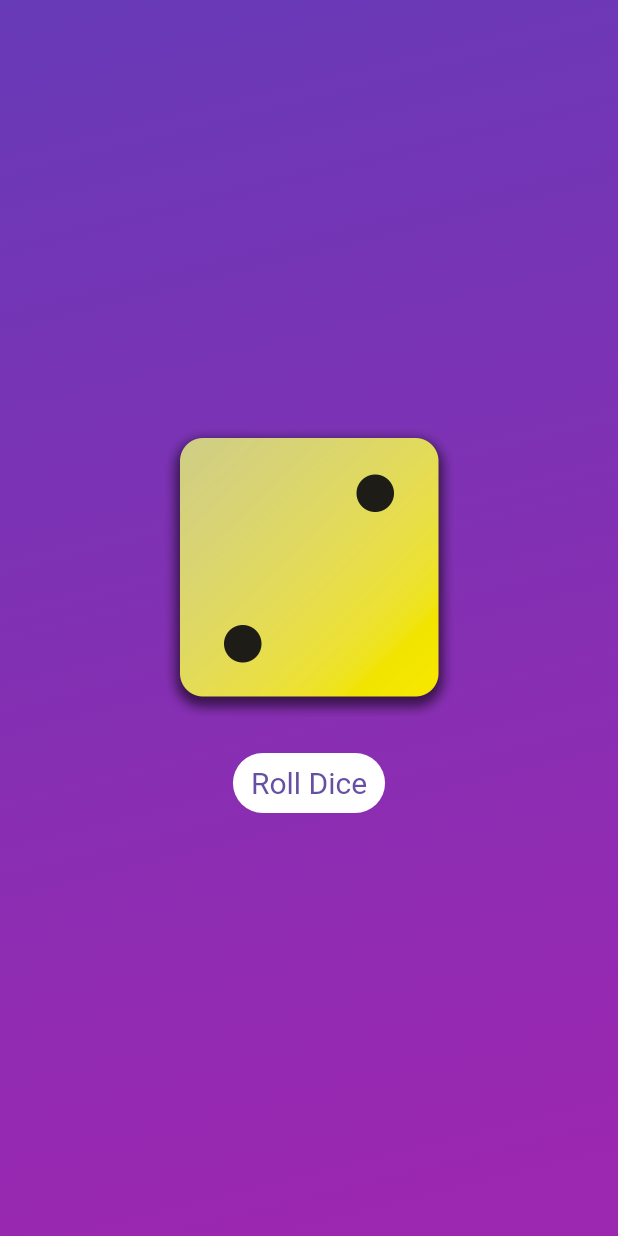
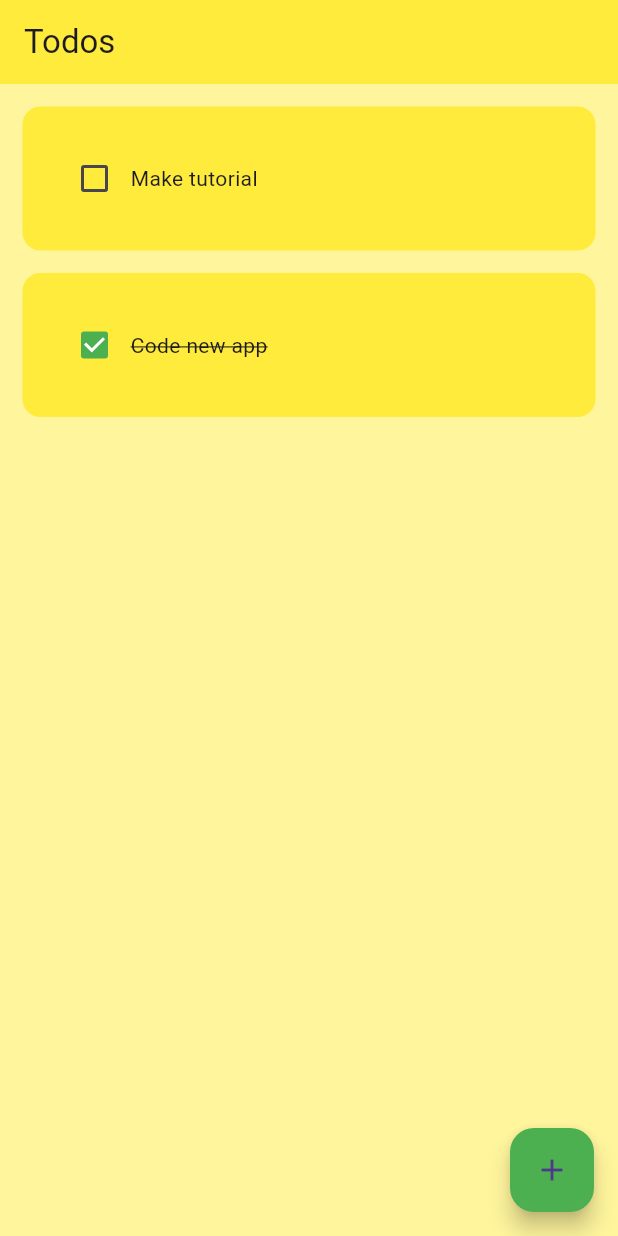
Before and after one commit to sinawatra/Todos-MOBILE-APP, a Flutter app: the screen it shows after launch, on a phone screen of 412 x 824 dp. Run offline on Flutter 3.47's test engine with Material 3 defaults, Android fonts, the phone set to English and light mode, and no system bars; drawn by our look-alikes of flutter_slidable; our stand-ins replace hive, hive_flutter; accounts and stored records are empty.

Commit message:
TODOS MOBILE APP

```diff
--- /dev/null
+++ b/lib/data/database.dart
@@ -0,0 +1,31 @@
+import 'package:hive_flutter/hive_flutter.dart';
+
+class ToDoDataBase {
+
+  List toDoList = [];
+
+  //reference our box
+  final _myBox = Hive.box('mybox');
+
+  //run this method if this is the 1st time opening this app
+  void createInitialData() {
+    toDoList = [
+      ["Make tutorial", false],
+      ["Code new app", true],
+    ];
+  }
+
+  //load the data from the database
+
+void loadData() {
+    toDoList = _myBox.get("TODOLIST");
+
+}
+
+  //update the database
+
+void updateDataBase() {
+    _myBox.put("TODOLIST", toDoList);
+
+}
+}
--- a/lib/dice_roller.dart
+++ /dev/null
@@ -1,38 +0,0 @@
-import 'package:flutter/material.dart';
-import 'dart:math';
-final randomizer = Random();
-class DiceRoller extends StatefulWidget {
-  const DiceRoller({super.key});
-  @override
-  State<DiceRoller> createState() {
-    return _DiceRollerState();
-  }
-}
-
-class _DiceRollerState extends State<DiceRoller> {
-  var activeDiceImage = 'assets/images/dice-2.png';
-
-  void rollDice() {
-    var diceRoll = randomizer.nextInt(6)+1 ; //The value 1<>6
-    setState(() {
-      activeDiceImage = 'assets/images/dice-$diceRoll.png';
-    });
-//fa
-  }
-  @override
-  Widget build(context) {
-    return Column(
-      mainAxisSize: MainAxisSize.min,
-      children: [
-        Image.asset(
-          activeDiceImage, width: 200,),
-        const SizedBox(height: 20,),
-        TextButton(
-            onPressed: rollDice,
-            style: TextButton.styleFrom(backgroundColor: Colors.white, textStyle: const TextStyle(fontSize: 20 )),
-            child: const Text('Roll Dice')
-        )
-
-      ],);
-  }
-}
--- a/lib/gradient_container.dart
+++ /dev/null
@@ -1,32 +0,0 @@
-import 'package:app11/dice_roller.dart';
-import 'package:flutter/material.dart';
-
-const startAlignment = Alignment.topLeft;
-const endAlignment = Alignment.bottomRight;
-
-class GradientContainter extends StatelessWidget {
- const  GradientContainter(this.color1, this.color2, {super.key});
-
-  final Color color1;
-  final Color color2;
- const   GradientContainter.purple({super.key})
-      : color1 = Colors.deepPurple,
-        color2 = Colors.purple;
-
-  @override
-  Widget build(context) {
-    return Container(
-      decoration:  BoxDecoration(
-        gradient  : LinearGradient(
-          colors: [color1, color2
-          ],
-          begin: Alignment.topLeft,
-          end: Alignment.bottomCenter,
-        ),
-      ),
-    child: Center(
-      child: DiceRoller(),
-    ),
-    );
-  }
-}
--- a/lib/main.dart
+++ b/lib/main.dart
@@ -1,12 +1,27 @@
+import 'package:app11/pages/homepage.dart';
 import 'package:flutter/material.dart';
-import 'package:app11/gradient_container.dart';
+import 'package:hive_flutter/adapters.dart';
 
-void main() {
-  runApp(
-      const  MaterialApp(
-      home: Scaffold(
-        body: GradientContainter.purple()
-      ),
-    ),
-  );
+void main() async{
+  //init the hive
+
+  await Hive.initFlutter();
+
+  //open the box
+
+  var box = await Hive.openBox('mybox');
+
+  runApp(const MyApp());
 }
+
+class MyApp extends StatelessWidget {
+   const MyApp({super.key});
+
+  @override
+  Widget build(BuildContext context) {
+      return MaterialApp(
+        debugShowCheckedModeBanner: false,
+        home: HomePage(),
+    );
+  }
+}
--- /dev/null
+++ b/lib/pages/homepage.dart
@@ -0,0 +1,105 @@
+import 'package:app11/data/database.dart';
+import 'package:app11/util/dialog_box.dart';
+import 'package:app11/util/toto_tile.dart';
+import 'package:flutter/material.dart';
+import 'package:hive/hive.dart';
+
+class HomePage extends StatefulWidget {
+  const HomePage({super.key});
+
+  @override
+  State<HomePage> createState() => _HomePageState();
+}
+
+class _HomePageState extends State<HomePage> {
+
+  //reference the hive box
+  final _myBox = Hive.box('mybox');
+  ToDoDataBase db =ToDoDataBase();
+
+  @override
+  void initState() {
+    //if this is the 1st time ever open the app, then create the default data
+    if(_myBox.get("TODOLIST") == null) {
+      db.createInitialData();
+    } else {
+      db.loadData();
+    }
+
+    super.initState();
+  }
+
+
+  //text controller
+  final _controller = TextEditingController();
+
+
+  //check box was tapped
+  void checkBoxChanged(bool? value, int index) {
+    setState(() {
+      db.toDoList[index][1] = !db.toDoList[index][1];
+    });
+    db.updateDataBase();
+  }
+
+  //save new task
+  void saveNewTask() {
+setState(() {
+  db.toDoList.add([_controller.text, false]);
+  _controller.clear();
+});
+Navigator.of(context).pop();
+db.updateDataBase();
+  }
+
+  //create new task
+  void createNewTask() {
+    showDialog(context: context, builder: (context) {
+      return DialogBox(
+        controller:  _controller,
+        onSave: saveNewTask,
+        onCancel: () => Navigator.of(context).pop(),
+      );
+    });
+  }
+
+  //delete task
+  void deleteTask (int index) {
+    setState(() {
+      db.toDoList.removeAt(index);
+    });
+    db.updateDataBase();
+
+  }
+
+
+  @override
+  Widget build(BuildContext context) {
+    return Scaffold(
+      backgroundColor: Colors.yellow[200],
+      appBar: AppBar(
+        backgroundColor: Colors.yellow,
+        title: Text("Todos"),
+        elevation: 0,
+      ),
+      floatingActionButton: FloatingActionButton(
+        onPressed: createNewTask,
+        child: Icon(Icons.add),
+        backgroundColor: Colors.green,
+
+      ),
+      body: ListView.builder(
+          itemCount: db.toDoList.length,
+          itemBuilder: (context, index) {
+            return ToDoTile(
+              taskName: db.toDoList[index][0],
+              taskCompleted: db.toDoList[index][1],
+              onChanged: (value) => checkBoxChanged(value, index),
+              deleteFunction: (p0) {
+                deleteTask(index);
+              },
+            );
+          }),
+    );
+  }
+}
--- /dev/null
+++ b/lib/util/toto_tile.dart
@@ -0,0 +1,49 @@
+import 'package:flutter/material.dart';
+import 'package:flutter_slidable/flutter_slidable.dart';
+
+class ToDoTile extends StatelessWidget {
+  final String taskName;
+  final bool taskCompleted;
+  Function(bool?)? onChanged;
+  Function(BuildContext)? deleteFunction;
+
+  ToDoTile(
+      {super.key,
+      required this.taskName,
+      required this.taskCompleted,
+      required this.onChanged,
+      required this.deleteFunction});
+
+  @override
+  Widget build(BuildContext context) {
+    return Padding(
+      padding: const EdgeInsets.only(left: 15, top: 15, right: 15),
+      child: Slidable(
+        endActionPane: ActionPane(motion: StretchMotion(), children: [
+          SlidableAction(onPressed: deleteFunction,
+          borderRadius: BorderRadius.circular(12),
+          icon: Icons.delete,
+          backgroundColor: Colors.red,)
+        ]),
+        child: Container(
+          padding: EdgeInsets.all(24),
+          decoration: BoxDecoration(
+            color: Colors.yellow,
+            borderRadius: BorderRadius.circular(12),
+          ),
+          child: Row(
+            children: [
+              Checkbox(
+                value: taskCompleted,
+                onChanged: onChanged,
+                activeColor: Colors.green,
+              ),
+              Text(taskName,
+              style: TextStyle(decoration: taskCompleted ? TextDecoration.lineThrough : TextDecoration.none),),
+            ],
+          ),
+        ),
+      ),
+    );
+  }
+}
--- a/pubspec.yaml
+++ b/pubspec.yaml
@@ -30,15 +30,20 @@ environment:
 dependencies:
   flutter:
     sdk: flutter
+  hive:
+  hive_flutter:
 
 
   # The following adds the Cupertino Icons font to your application.
   # Use with the CupertinoIcons class for iOS style icons.
   cupertino_icons: ^1.0.6
+  flutter_slidable:
 
 dev_dependencies:
   flutter_test:
     sdk: flutter
+  hive_generator:
+  build_runner:
 
   # The "flutter_lints" package below contains a set of recommended lints to
   # encourage good coding practices. The lint set provided by the package is
```
Also changed, not shown: lib/styled_text.dart (deleted, +0 -28 lines), lib/util/dialog_box.dart (added, +45 -0 lines), lib/util/my_button.dart (added, +17 -0 lines), pubspec.lock, 2 other files.
